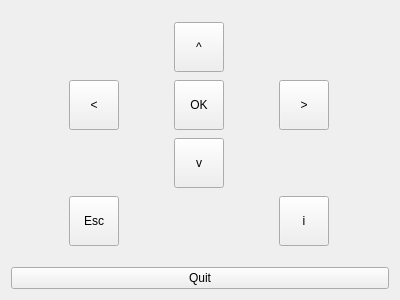
First picture: the form in util/remotecontrol/remotecontrol.ui, repository qtmediahub/sasquatch, before the edit.
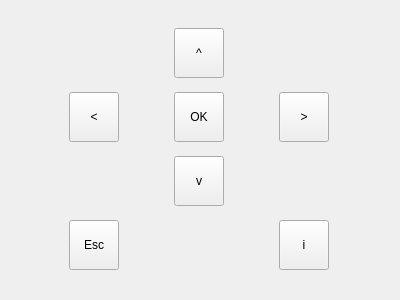
Second picture: the form after the edit.

Commit message: remotecontrol: add back action and change ui to suite symbian

```diff
--- a/util/remotecontrol/remotecontrol.ui
+++ b/util/remotecontrol/remotecontrol.ui
@@ -138,13 +138,6 @@
      </layout>
     </widget>
    </item>
-   <item>
-    <widget class="QPushButton" name="quitButton">
-     <property name="text">
-      <string>Quit</string>
-     </property>
-    </widget>
-   </item>
   </layout>
  </widget>
  <resources/>
```
The commit also changes 4 other files.
